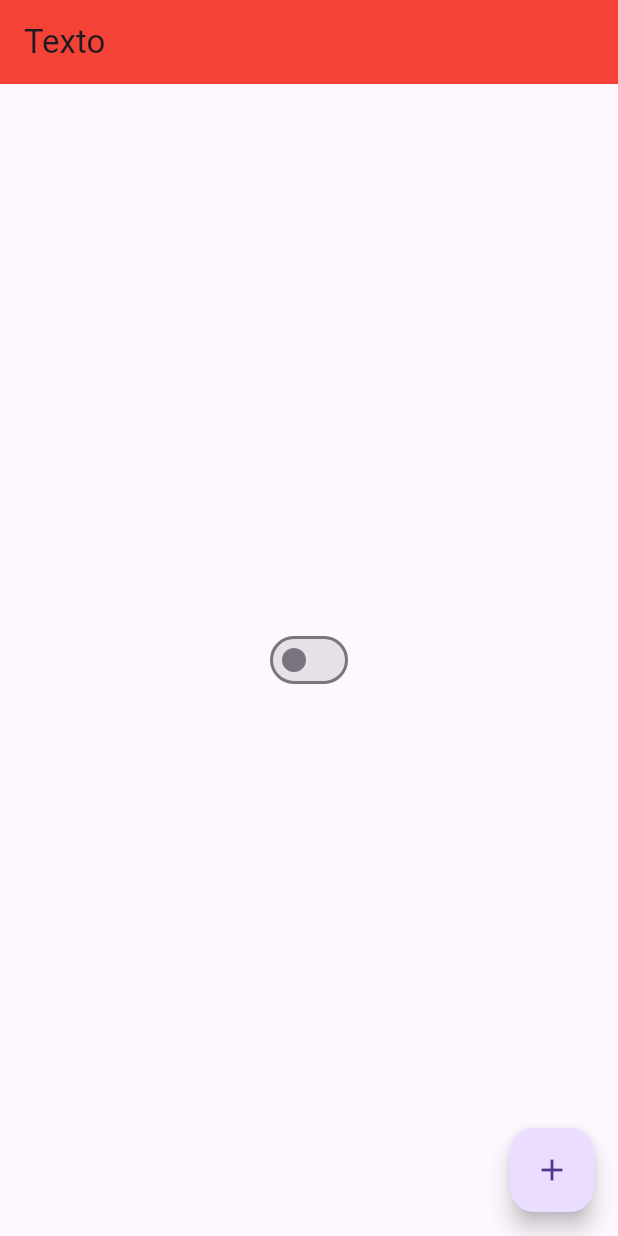
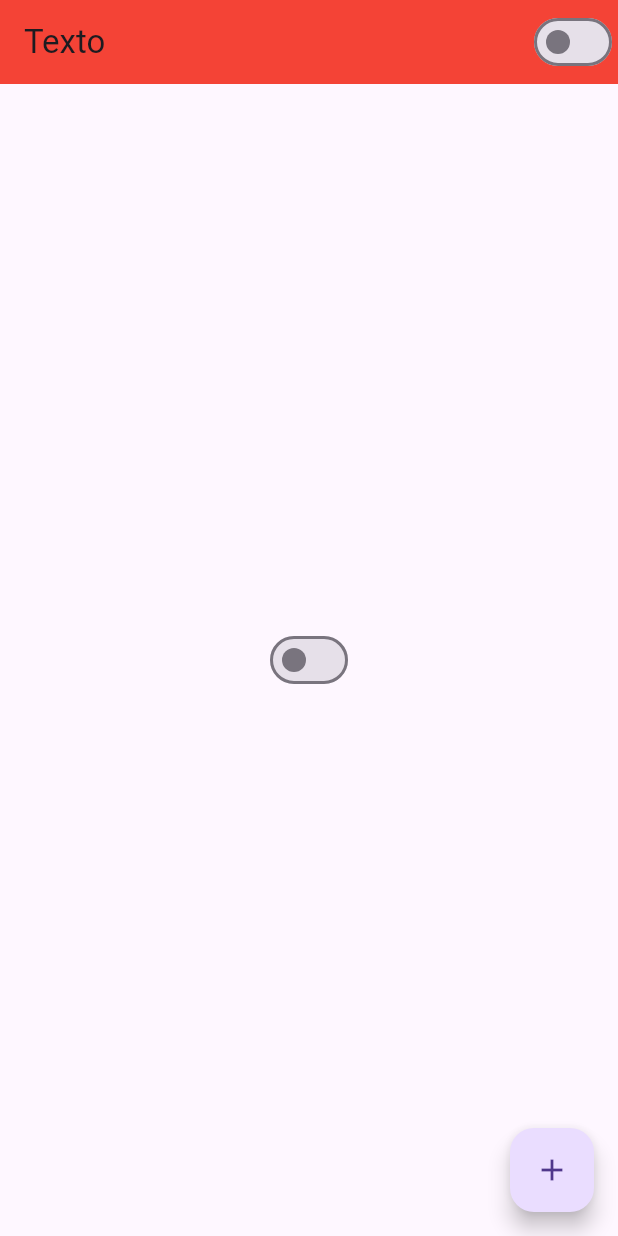
Before and after one commit to LeElima/first_flutter_project, a Flutter app: the screen it shows after launch, on a phone screen of 412 x 824 dp. Run offline on Flutter 3.47's test engine with Material 3 defaults, Android fonts, the phone set to English and light mode, and no system bars.

```diff
--- a/lib/home_page.dart
+++ b/lib/home_page.dart
@@ -21,15 +21,13 @@ class HomePageState extends State<HomePage>{
       appBar: AppBar(
         title: Text('Texto'),
         backgroundColor: Colors.red,
+        actions: [
+          //Botões na lateral direita
+          CustomSwitch()
+        ],
       ),
       body: Center(
-        child: Switch(
-            value: AppController.instance.isDarkTheme,
-            onChanged: (value){
-              setState(() {
-                AppController.instance.changeTheme();
-              });
-            }),
+        child: CustomSwitch(),
       ),
       // body: Center(
       //       child: GestureDetector(
@@ -68,3 +66,17 @@ class HomePageState extends State<HomePage>{
   }
 
 }
+
+class CustomSwitch extends StatelessWidget {
+  // const CustomSwitch({super.key});
+
+  @override
+  Widget build(BuildContext context) {
+    return Switch(
+            value: AppController.instance.isDarkTheme,
+            onChanged: (value){
+                AppController.instance.changeTheme();
+
+            });
+  }
+}
```
